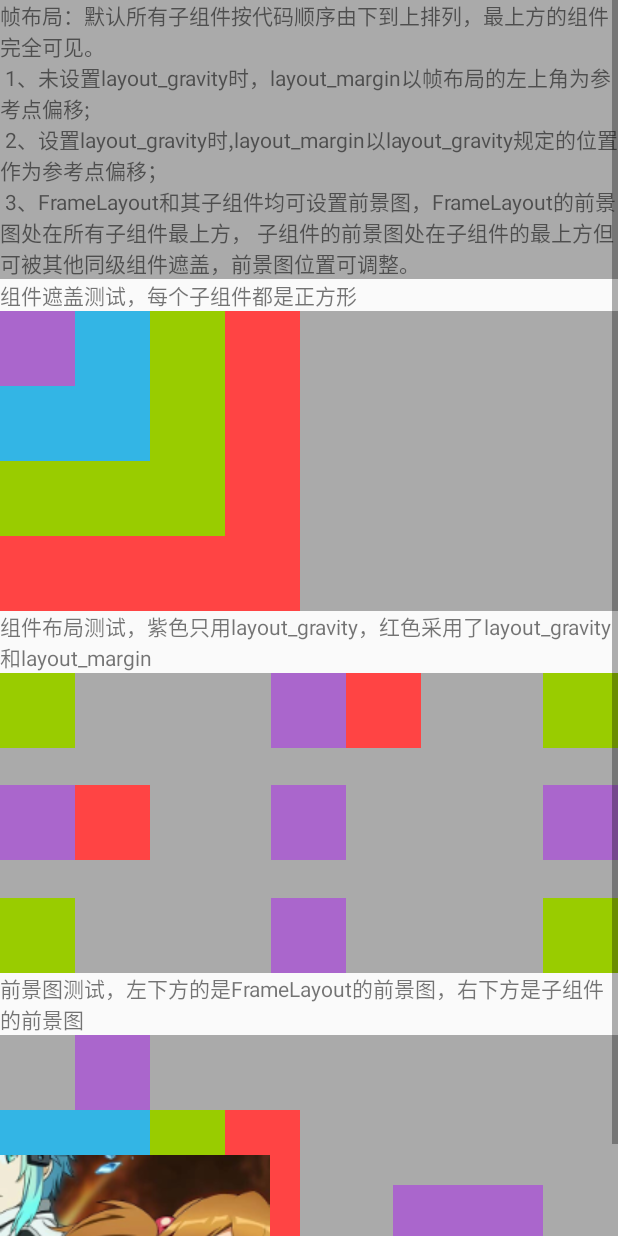
After one commit to MelanDawn/AndroidAppFw, an Android app: the FrameLayoutAct screen opened directly, with no data from a screen before it, on a phone screen of 412 x 824 dp. The commit adds this screen. Run offline under Robolectric (Android 15) with nearby library versions, the phone set to English and light mode, and no system bars; libraries missing offline, so code that uses them is left out: com.umeng.analytics, com.umeng.message; 2 statements that could not run were skipped.

Commit message:
[R&D_Center] 首次添加FrameLayout样例

```diff
--- a/app/src/main/AndroidManifest.xml
+++ b/app/src/main/AndroidManifest.xml
@@ -73,7 +73,11 @@
         <activity android:name=".ui.activity.ToggleButtonAct" />
 
         <activity android:name=".ui.activity.ViewGroupAct" />
+
+        <activity android:name=".ui.activity.FrameLayoutAct" />
+
         <activity android:name=".ui.activity.GridLayoutAct" />
+
         <activity android:name=".ui.activity.LinearLayoutAct" />
         <activity android:name=".ui.activity.ActionMenuViewAct" />
         <activity android:name=".ui.activity.NumberPickerAct" />
@@ -83,6 +87,7 @@
         <activity android:name=".ui.activity.TableLayoutAct" />
         <activity android:name=".ui.activity.TableRowAct" />
         <activity android:name=".ui.activity.ZoomControlsAct" />
+
         <activity android:name=".ui.activity.RelativeLayoutAct" />
         <activity android:name=".ui.activity.DialerFilterAct" />
         <activity android:name=".ui.activity.TwoLineListItemAct" />
--- /dev/null
+++ b/app/src/main/java/com/zs/androidappfw/ui/activity/FrameLayoutAct.java
@@ -0,0 +1,15 @@
+package com.zs.androidappfw.ui.activity;
+
+import android.os.Bundle;
+import android.support.annotation.Nullable;
+
+import com.zs.androidappfw.R;
+import com.zs.androidappfw.ui.base.BaseActivity;
+
+public class FrameLayoutAct extends BaseActivity {
+    @Override
+    protected void onCreate(@Nullable Bundle savedInstanceState) {
+        super.onCreate(savedInstanceState);
+        setContentView(R.layout.act_frame_layout);
+    }
+}
--- a/app/src/main/java/com/zs/androidappfw/ui/activity/MainActivity.java
+++ b/app/src/main/java/com/zs/androidappfw/ui/activity/MainActivity.java
@@ -108,6 +108,10 @@ public class MainActivity extends BaseActivity {
         startActivity(new Intent(MainActivity.this, ViewGroupAct.class));
     }
 
+    public void toFrameLayout(View view) {
+        startActivity(new Intent(MainActivity.this, FrameLayoutAct.class));
+    }
+
     public void toGridLayout(View view) {
         startActivity(new Intent(MainActivity.this, GridLayoutAct.class));
     }
--- /dev/null
+++ b/app/src/main/res/layout/act_frame_layout.xml
@@ -0,0 +1,155 @@
+<?xml version="1.0" encoding="utf-8"?>
+<ScrollView xmlns:android="http://schemas.android.com/apk/res/android"
+    android:layout_width="match_parent"
+    android:layout_height="match_parent">
+
+    <LinearLayout
+        android:layout_width="match_parent"
+        android:layout_height="wrap_content"
+        android:orientation="vertical">
+
+        <TextView
+            android:layout_width="wrap_content"
+            android:layout_height="wrap_content"
+            android:background="@android:color/darker_gray"
+            android:text="@string/frame_layout_description"/>
+
+        <TextView
+            android:layout_width="wrap_content"
+            android:layout_height="wrap_content"
+            android:text="@string/frame_layout_demo_1"/>
+
+        <FrameLayout
+            android:layout_width="match_parent"
+            android:layout_height="200dp"
+            android:background="@android:color/darker_gray">
+            <TextView
+                android:layout_width="200dp"
+                android:layout_height="200dp"
+                android:background="@android:color/holo_red_light"/>
+            <TextView
+                android:layout_width="150dp"
+                android:layout_height="150dp"
+                android:background="@android:color/holo_green_light"/>
+            <TextView
+                android:layout_width="100dp"
+                android:layout_height="100dp"
+                android:background="@android:color/holo_blue_light"/>
+            <TextView
+                android:layout_width="50dp"
+                android:layout_height="50dp"
+                android:background="@android:color/holo_purple"/>
+        </FrameLayout>
+        <TextView
+            android:layout_width="wrap_content"
+            android:layout_height="wrap_content"
+            android:text="@string/frame_layout_demo_2"/>
+        <FrameLayout
+            android:layout_width="match_parent"
+            android:layout_height="200dp"
+            android:background="@android:color/darker_gray">
+            <TextView
+                android:layout_width="50dp"
+                android:layout_height="50dp"
+                android:layout_gravity="start|center_vertical"
+                android:background="@android:color/holo_purple"/>
+            <TextView
+                android:layout_width="50dp"
+                android:layout_height="50dp"
+                android:layout_gravity="center"
+                android:background="@android:color/holo_purple"/>
+            <TextView
+                android:layout_width="50dp"
+                android:layout_height="50dp"
+                android:layout_gravity="end|center_vertical"
+                android:background="@android:color/holo_purple"/>
+            <TextView
+                android:layout_width="50dp"
+                android:layout_height="50dp"
+                android:layout_gravity="top|center_horizontal"
+                android:background="@android:color/holo_purple"/>
+            <TextView
+                android:layout_width="50dp"
+                android:layout_height="50dp"
+                android:layout_gravity="bottom|center_horizontal"
+                android:background="@android:color/holo_purple"/>
+
+            <TextView
+                android:layout_width="50dp"
+                android:layout_height="50dp"
+                android:layout_gravity="start|top"
+                android:background="@android:color/holo_green_light"/>
+            <TextView
+                android:layout_width="50dp"
+                android:layout_height="50dp"
+                android:layout_gravity="end|top"
+                android:background="@android:color/holo_green_light"/>
+            <TextView
+                android:layout_width="50dp"
+                android:layout_height="50dp"
+                android:layout_gravity="start|bottom"
+                android:background="@android:color/holo_green_light"/>
+            <TextView
+                android:layout_width="50dp"
+                android:layout_height="50dp"
+                android:layout_gravity="end|bottom"
+                android:background="@android:color/holo_green_light"/>
+
+            <TextView
+                android:layout_width="50dp"
+                android:layout_height="50dp"
+                android:layout_gravity="fill_horizontal|center_vertical"
+                android:layout_marginStart="50dp"
+                android:background="@android:color/holo_red_light"/>
+            <TextView
+                android:layout_width="50dp"
+                android:layout_height="50dp"
+                android:layout_gravity="center_horizontal|bottom|fill_vertical"
+                android:layout_marginStart="50dp"
+                android:background="@android:color/holo_red_light"/>
+        </FrameLayout>
+        <TextView
+            android:layout_width="wrap_content"
+            android:layout_height="wrap_content"
+            android:text="@string/frame_layout_demo_3"/>
+        <FrameLayout
+            android:layout_width="match_parent"
+            android:layout_height="200dp"
+            android:foreground="@drawable/act_iv_demo_h"
+            android:foregroundGravity="bottom"
+            android:background="@android:color/darker_gray">
+            <TextView
+                android:layout_width="50dp"
+                android:layout_height="50dp"
+                android:layout_marginStart="50dp"
+                android:background="@android:color/holo_purple"/>
+            <TextView
+                android:layout_width="200dp"
+                android:layout_height="200dp"
+                android:layout_gravity="top"
+                android:layout_marginTop="50dp"
+                android:background="@android:color/holo_red_light"/>
+            <TextView
+                android:layout_width="150dp"
+                android:layout_height="150dp"
+                android:layout_gravity="top"
+                android:layout_marginTop="50dp"
+                android:background="@android:color/holo_green_light"/>
+            <TextView
+                android:layout_width="100dp"
+                android:layout_height="100dp"
+                android:layout_gravity="top"
+                android:layout_marginTop="50dp"
+                android:background="@android:color/holo_blue_light"/>
+            <TextView
+                android:layout_width="100dp"
+                android:layout_height="100dp"
+                android:foreground="@drawable/act_iv_demo_mini"
+                android:foregroundGravity="bottom|right"
+                android:layout_gravity="bottom|end"
+                android:layout_marginEnd="50dp"
+                android:background="@android:color/holo_purple"/>
+
+        </FrameLayout>
+    </LinearLayout>
+</ScrollView>
--- a/app/src/main/res/layout/act_main.xml
+++ b/app/src/main/res/layout/act_main.xml
@@ -190,6 +190,14 @@
             android:layout_width="match_parent"
             android:layout_height="@dimen/bt_height"
             android:gravity="center_vertical|start"
+            android:text="@string/to_frame_layout"
+            android:textAllCaps="false"
+            android:onClick="toFrameLayout"/>
+
+        <Button
+            android:layout_width="match_parent"
+            android:layout_height="@dimen/bt_height"
+            android:gravity="center_vertical|start"
             android:text="@string/to_grid_layout"
             android:textAllCaps="false"
             android:onClick="toGridLayout"/>
--- a/app/src/main/res/values/strings.xml
+++ b/app/src/main/res/values/strings.xml
@@ -28,6 +28,7 @@
 
     <string name="to_view_group">ViewGroup</string>
     <string name="to_grid_layout">|-- GridLayout(网格布局，API 15 引入)</string>
+    <string name="to_frame_layout">|-- FrameLayout</string>
     <string name="to_linear_layout">|-- LinearLayout(线性布局)</string>
     <string name="to_action_menu_view">|-- |-- ActionMenuView(未完成，API 21 引入)</string>
     <string name="to_number_picker">|-- |-- NumberPicker(数字[数组]选择器，API 11 引入)</string>
@@ -182,6 +183,18 @@
     <string name="switch_disabled">disabled状态</string>
     <string name="switch_no_background">去掉背景，background=@null</string>
 
+    <!-- FrameLayout Activity -->
+    <string name="frame_layout_description">
+        帧布局：默认所有子组件按代码顺序由下到上排列，最上方的组件完全可见。\n
+        1、未设置layout_gravity时，layout_margin以帧布局的左上角为参考点偏移;\n
+        2、设置layout_gravity时,layout_margin以layout_gravity规定的位置作为参考点偏移；\n
+        3、FrameLayout和其子组件均可设置前景图，FrameLayout的前景图处在所有子组件最上方，
+        子组件的前景图处在子组件的最上方但可被其他同级组件遮盖，前景图位置可调整。
+    </string>
+    <string name="frame_layout_demo_1">组件遮盖测试，每个子组件都是正方形</string>
+    <string name="frame_layout_demo_2">组件布局测试，紫色只用layout_gravity，红色采用了layout_gravity和layout_margin</string>
+    <string name="frame_layout_demo_3">前景图测试，左下方的是FrameLayout的前景图，右下方是子组件的前景图</string>
+
     <!-- GridLayout Activity -->
     <string name="grid_layout_description">
         网格布局是API15引入\n
```
